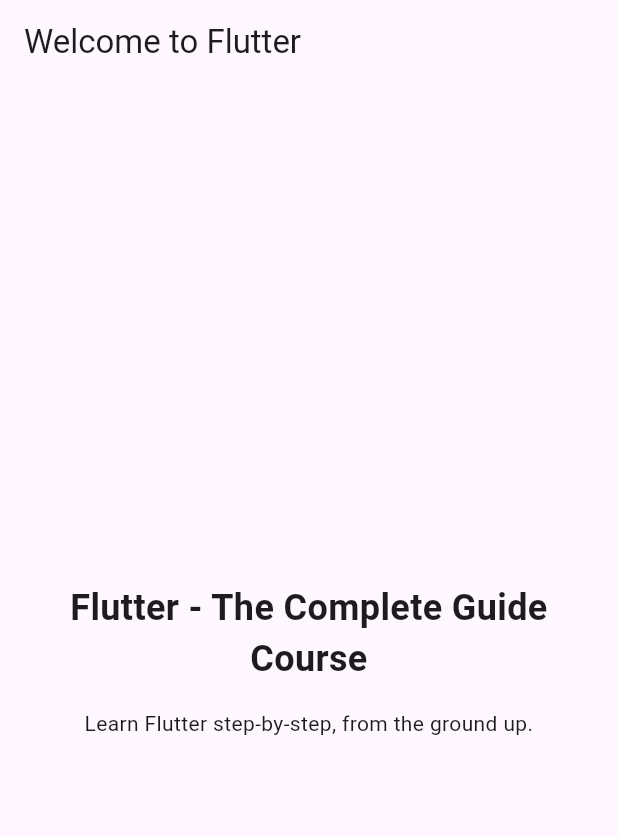
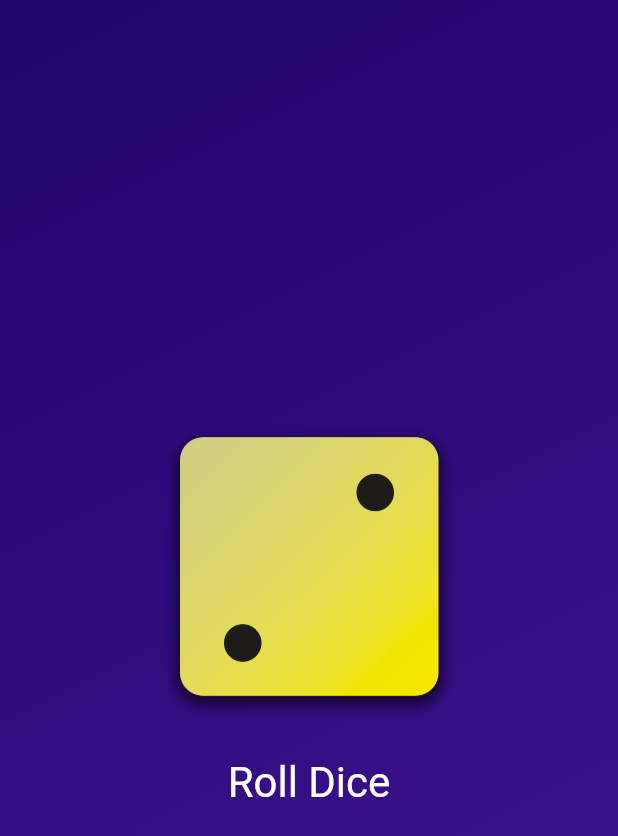
Before and after one commit to devanada/first_app, a Flutter app: the screen it shows after launch, on a phone screen of 412 x 824 dp. Shown: the top 836 px of the screen. Run offline on Flutter 3.47's test engine with Material 2 defaults, Android fonts, the phone set to English and light mode, and no system bars.

Commit message:
feat: Finish section 2
Created Dice Roller App

```diff
--- /dev/null
+++ b/lib/dice_roller.dart
@@ -0,0 +1,50 @@
+import 'dart:math';
+
+import 'package:flutter/material.dart';
+
+final randomizer = Random();
+
+class DiceRoller extends StatefulWidget {
+  const DiceRoller({super.key});
+
+  @override
+  State<DiceRoller> createState() {
+    return _DiceRollerState();
+  }
+}
+
+class _DiceRollerState extends State<DiceRoller> {
+  var currentDiceRoll = 2;
+
+  void rollDice() {
+    setState(() {
+      currentDiceRoll = randomizer.nextInt(6) + 1;
+    });
+  }
+
+  @override
+  Widget build(context) {
+    return Column(
+      mainAxisSize: MainAxisSize.min,
+      children: [
+        Image.asset(
+          'assets/images/dice-$currentDiceRoll.png',
+          width: 200,
+        ),
+        const SizedBox(height: 20),
+        TextButton(
+          onPressed: rollDice,
+          style: TextButton.styleFrom(
+              // padding: const EdgeInsets.only(
+              //   top: 20,
+              // ),
+              foregroundColor: Colors.white,
+              textStyle: const TextStyle(
+                fontSize: 28,
+              )),
+          child: const Text('Roll Dice'),
+        )
+      ],
+    );
+  }
+}
--- /dev/null
+++ b/lib/gradient_container.dart
@@ -0,0 +1,53 @@
+import 'package:flutter/material.dart';
+
+import 'package:first_app/dice_roller.dart';
+
+const startAlignment = Alignment.topLeft;
+const endAlignment = Alignment.bottomRight;
+
+class GradientContainer extends StatelessWidget {
+  const GradientContainer(this.color1, this.color2, {super.key});
+
+  const GradientContainer.purple({super.key})
+      : color1 = Colors.deepPurple,
+        color2 = Colors.indigo;
+
+  final Color color1;
+  final Color color2;
+
+  @override
+  Widget build(context) {
+    return Container(
+      decoration: BoxDecoration(
+        gradient: LinearGradient(
+          colors: [color1, color2],
+          begin: startAlignment,
+          end: endAlignment,
+        ),
+      ),
+      child: const Center(child: DiceRoller()),
+    );
+  }
+}
+
+// class GradientContainer extends StatelessWidget {
+//   const GradientContainer({super.key, required this.colors});
+
+//   final List<Color> colors;
+
+//   @override
+//   Widget build(context) {
+//     return Container(
+//       decoration: BoxDecoration(
+//         gradient: LinearGradient(
+//           colors: colors,
+//           begin: startAlignment,
+//           end: endAlignment,
+//         ),
+//       ),
+//       child: const Center(
+//         child: StyledText('Hello World!'),
+//       ),
+//     );
+//   }
+// }
--- a/lib/main.dart
+++ b/lib/main.dart
@@ -1,54 +1,17 @@
 import 'package:flutter/material.dart';
 
+import 'package:first_app/gradient_container.dart';
+
 void main() {
-  runApp(const MyApp());
-}
-
-// With Flutter, you create user interfaces by combining "widgets"
-// You'll learn all about them (and much more) throughout this course!
-class MyApp extends StatelessWidget {
-  const MyApp({super.key});
-
-  // Every custom widget must have a build() method
-  // It tells Flutter, which widgets make up your custom widget
-  // Again: You'll learn all about that throughout the course!
-  @override
-  Widget build(BuildContext context) {
-    // Below, a bunch of built-in widgets are used (provided by Flutter)
-    // They will be explained in the next sections
-    // In this course, you will, of course, not just use them a lot but
-    // also learn about many other widgets!
-    return MaterialApp(
-      title: 'Flutter First App',
-      theme: ThemeData(useMaterial3: true),
+  runApp(
+    const MaterialApp(
       home: Scaffold(
-        appBar: AppBar(
-          title: const Text('Welcome to Flutter'),
-        ),
-        body: Container(
-          width: double.infinity,
-          padding: const EdgeInsets.all(12),
-          child: const Column(
-            mainAxisAlignment: MainAxisAlignment.center,
-            crossAxisAlignment: CrossAxisAlignment.center,
-            children: [
-              Text(
-                'Flutter - The Complete Guide Course',
-                textAlign: TextAlign.center,
-                style: TextStyle(
-                  fontSize: 24,
-                  fontWeight: FontWeight.bold,
-                ),
-              ),
-              SizedBox(height: 16),
-              Text(
-                'Learn Flutter step-by-step, from the ground up.',
-                textAlign: TextAlign.center,
-              ),
-            ],
-          ),
+        // body: GradientContainer.purple(),
+        body: GradientContainer(
+          Color.fromARGB(255, 33, 5, 109),
+          Color.fromARGB(255, 68, 21, 149),
         ),
       ),
-    );
-  }
+    ),
+  );
 }
--- /dev/null
+++ b/lib/styled_text.dart
@@ -0,0 +1,18 @@
+import 'package:flutter/material.dart';
+
+class StyledText extends StatelessWidget {
+  const StyledText(this.text, {super.key});
+
+  final String text;
+
+  @override
+  Widget build(context) {
+    return Text(
+      text,
+      style: const TextStyle(
+        color: Colors.white,
+        fontSize: 28,
+      ),
+    );
+  }
+}
```
Also changed, not shown: pubspec.yaml (+9 -7 lines), assets/images/dice-1.png (added), assets/images/dice-2.png (added), assets/images/dice-3.png (added), assets/images/dice-4.png (added), assets/images/dice-5.png (added), assets/images/dice-6.png (added).
